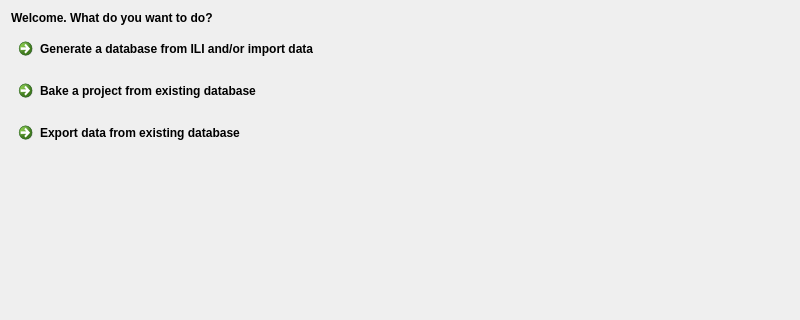
Before: the Qt Designer form QgisModelBaker/ui/wizard_intro.ui in opengisch/QgisModelBaker, drawn with Qt 5; both pictures show x 0 to 800 and y 0 to 320 of the 800 by 600 pixel window.
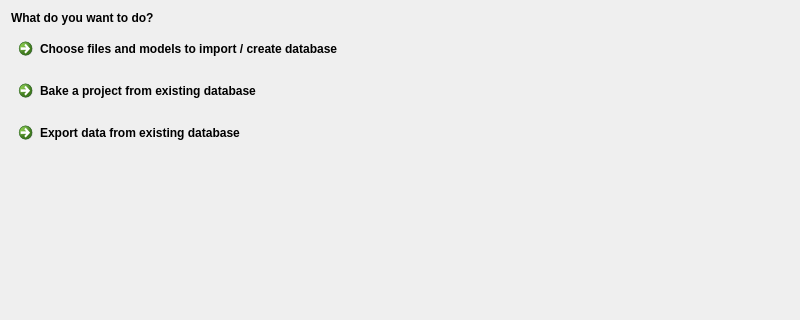
After: the same form once the commit is applied.

What changed in the file:
```diff
--- a/QgisModelBaker/ui/wizard_intro.ui
+++ b/QgisModelBaker/ui/wizard_intro.ui
@@ -36,7 +36,7 @@
       </font>
      </property>
      <property name="text">
-      <string>Welcome. What do you want to do?</string>
+      <string>What do you want to do?</string>
      </property>
      <property name="alignment">
       <set>Qt::AlignLeading|Qt::AlignLeft|Qt::AlignTop</set>
@@ -69,7 +69,7 @@
    <item row="1" column="0">
     <widget class="QCommandLinkButton" name="import_button">
      <property name="text">
-      <string>Generate a database from ILI and/or import data</string>
+      <string>Choose files and models to import / create database</string>
      </property>
     </widget>
    </item>
```
